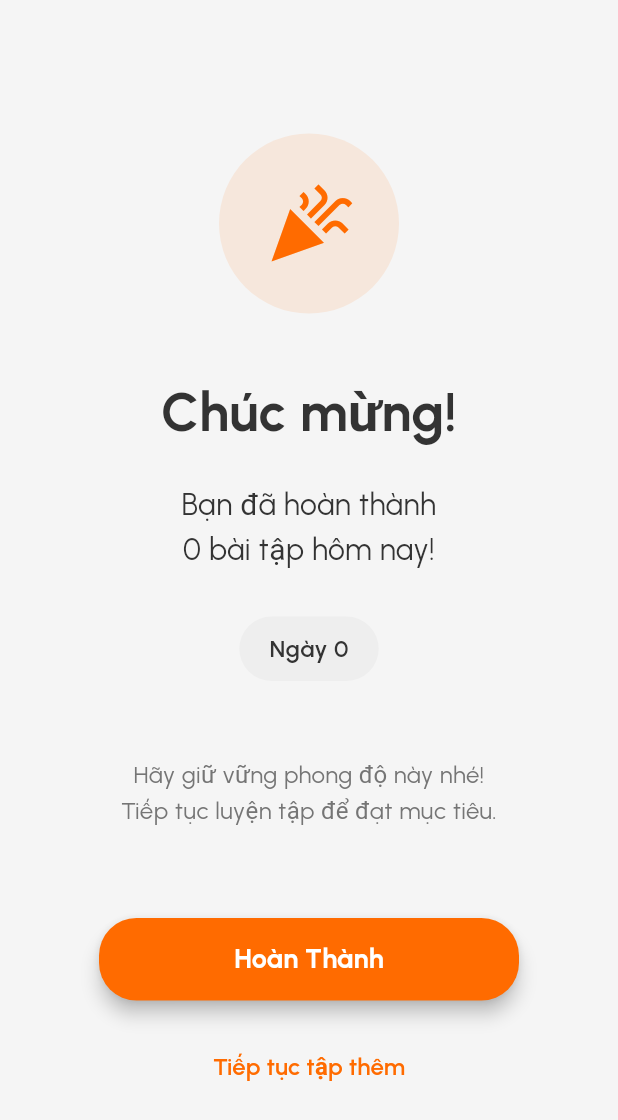
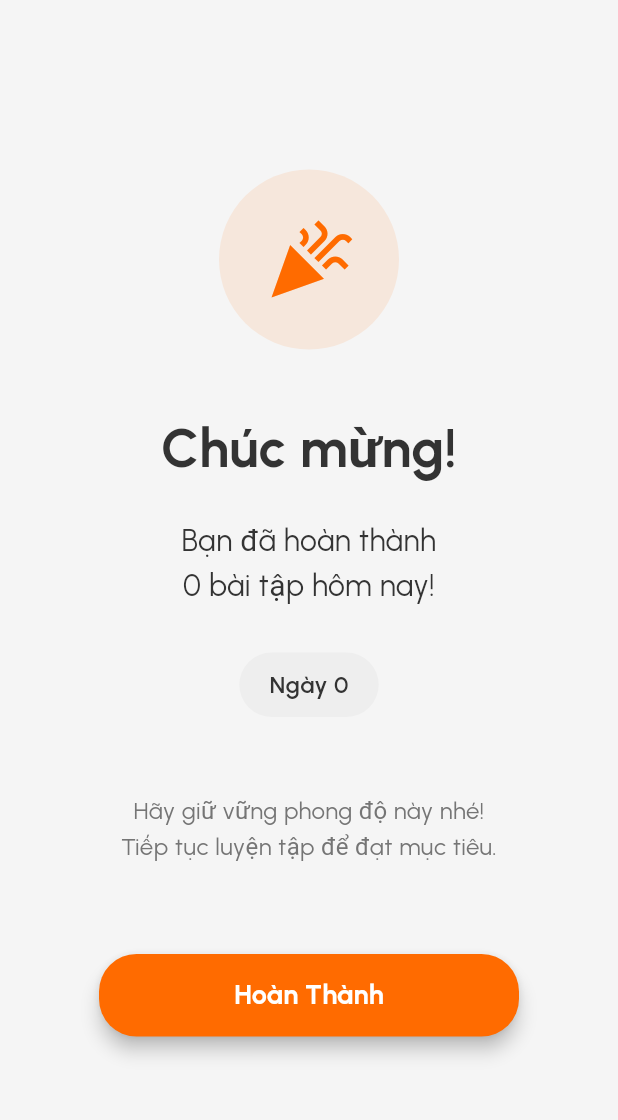
Before and after one commit to dung1233/APP_Pj4, a Flutter app: the Restb screen opened directly with empty values, on a phone screen of 412 x 824 dp. Shown: the top 1120 px of the screen. Run offline on Flutter 3.47's test engine with Material 3 defaults, Android fonts, the phone set to English and light mode, and no system bars; our stand-ins replace cached_network_image, camera, community_material_icon, dio, firebase_auth, flutter_map and 16 more; missing offline and left inert: agora_rtc_engine, firebase_ui_auth, flutter_3d_controller, flutter_paypal_payment, flutter_stripe, google_mlkit_pose_detection; accounts and stored records are empty; generated files the repository leaves out were written again.

Commit message:
cập nhập

```diff
--- a/lib/screens/Train/restb.dart
+++ b/lib/screens/Train/restb.dart
@@ -215,20 +215,20 @@ class _RestbState extends State<Restb> {
               const SizedBox(height: 20),
 
               // Nút tiếp tục tập thêm (tùy chọn)
-              TextButton(
-                onPressed: () {
-                  // Quay lại trang Rest để tiếp tục tập
-                  Navigator.pop(context);
-                },
-                child: Text(
-                  'Tiếp tục tập thêm',
-                  style: GoogleFonts.urbanist(
-                    color: primaryColor,
-                    fontWeight: FontWeight.w600,
-                    fontSize: 16,
-                  ),
-                ),
-              ),
+              // TextButton(
+              //   onPressed: () {
+              //     // Quay lại trang Rest để tiếp tục tập
+              //     Navigator.pop(context);
+              //   },
+              //   child: Text(
+              //     'Tiếp tục tập thêm',
+              //     style: GoogleFonts.urbanist(
+              //       color: primaryColor,
+              //       fontWeight: FontWeight.w600,
+              //       fontSize: 16,
+              //     ),
+              //   ),
+              // ),
             ],
           ),
         ),
```
